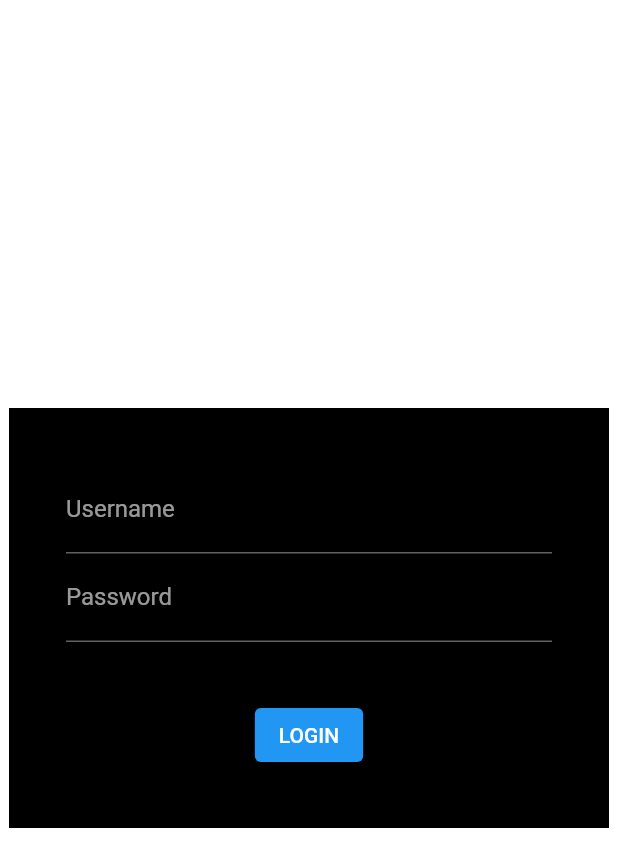
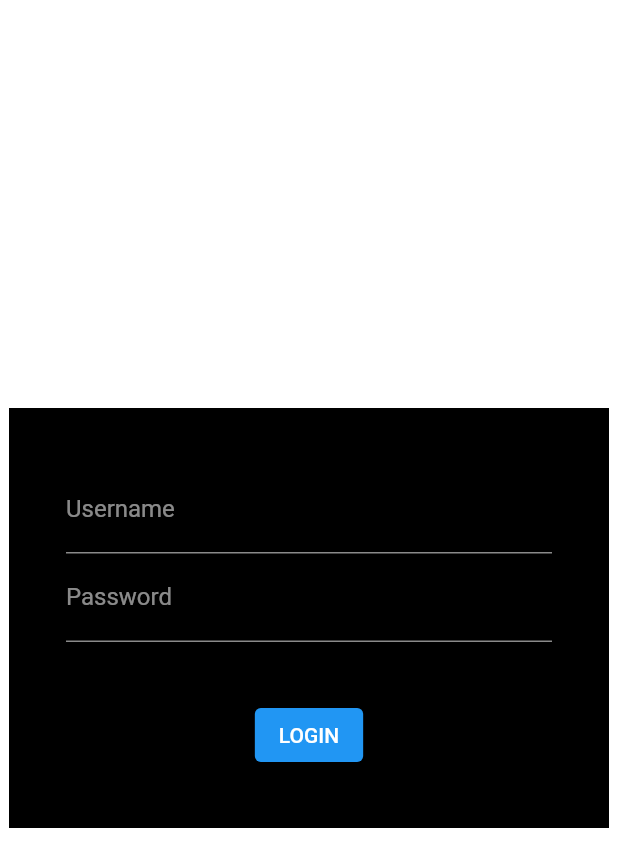
Before and after one commit to RoboExchange/roboexchange_ui, a Flutter app: the LoginPage screen opened by its route, on a phone screen of 412 x 824 dp. Shown: the top 867 px of the screen. Run offline on Flutter 3.47's test engine with Material 2 defaults, Android fonts, the phone set to English and light mode, and no system bars; our stand-ins replace flutter_secure_storage; accounts and stored records are empty; network calls fail.

Commit message:
Improvement layout and services

```diff
--- a/lib/constant.dart
+++ b/lib/constant.dart
@@ -1,3 +1 @@
-class Constant {
-  static const String serverBaseUrl = "https://roboexchange.ir";
-}
+var serverBaseUrl = "https://roboexchange.ir";
--- a/lib/main.dart
+++ b/lib/main.dart
@@ -14,7 +14,6 @@ class MyApp extends StatelessWidget {
     return MaterialApp(
       debugShowCheckedModeBanner: false,
       title: 'RoboExchange',
-      theme: ThemeData.dark(),
       initialRoute: '/',
       onGenerateRoute: RouteHandler.handle,
     );
--- a/lib/model/add_trend_line_modal.dart
+++ b/lib/model/add_trend_line_modal.dart
@@ -163,7 +163,7 @@ class _AddTrendLineModalState extends State<AddTrendLineModal> {
       showTimePicker(context: context, initialTime: currentTime);
 
   Future<void> addItem() async {
-    var url = "http://${Constant.serverBaseUrl}/api/v1/trend-line/add";
+    var url = "http://$serverBaseUrl/api/v1/trend-line/add";
 
     var data = {
       "symbol": symbolController.text,
@@ -182,7 +182,7 @@ class _AddTrendLineModalState extends State<AddTrendLineModal> {
   }
 
   Future<void> updateItem() async {
-    var url = "http://${Constant.serverBaseUrl}/api/v1/trend-line/$id";
+    var url = "$serverBaseUrl/api/v1/trend-line/$id";
     var data = {
       "symbol": symbolController.text,
       "x1": x1DateTime.toIso8601String(),
--- a/lib/pages/login_page.dart
+++ b/lib/pages/login_page.dart
@@ -1,9 +1,6 @@
-import 'dart:convert';
-
 import 'package:flutter/material.dart';
 import 'package:flutter_secure_storage/flutter_secure_storage.dart';
-import 'package:http/http.dart' as http;
-import 'package:roboexchange_ui/constant.dart';
+import 'package:roboexchange_ui/service/auth_service.dart';
 
 class LoginPage extends StatefulWidget {
   const LoginPage({Key? key}) : super(key: key);
@@ -31,17 +28,41 @@ class _LoginPageState extends State<LoginPage> {
             child: Column(
               children: [
                 TextField(
+                  style: TextStyle(color: Colors.white),
                   controller: usernameController,
-                  decoration: InputDecoration(label: Text("Username")),
-                  onEditingComplete: login,
+                  decoration: InputDecoration(
+                    label: Text("Username"),
+                    enabledBorder: UnderlineInputBorder(
+                      borderSide: BorderSide(color: Colors.white54),
+                    ),
+                    focusedBorder: UnderlineInputBorder(
+                      borderSide: BorderSide(color: Colors.white),
+                    ),
+                    labelStyle: TextStyle(color: Colors.white54),
+                    focusColor: Colors.white,
+                  ),
                 ),
                 TextField(
+                  style: TextStyle(color: Colors.white),
                   obscureText: true,
                   enableSuggestions: false,
                   autocorrect: false,
                   controller: passwordPassword,
-                  decoration: InputDecoration(label: Text("Password")),
-                  onEditingComplete: login,
+                  decoration: InputDecoration(
+                    label: Text("Password"),
+                    enabledBorder: UnderlineInputBorder(
+                      borderSide: BorderSide(color: Colors.white54),
+                    ),
+                    focusedBorder: UnderlineInputBorder(
+                      borderSide: BorderSide(color: Colors.white),
+                    ),
+                    labelStyle: TextStyle(color: Colors.white54),
+                    focusColor: Colors.white,
+                  ),
+                  textInputAction: TextInputAction.go,
+                  onSubmitted: (value) {
+                    login();
+                  },
                 ),
                 Spacer(),
                 ElevatedButton(
@@ -64,26 +85,15 @@ class _LoginPageState extends State<LoginPage> {
             child: CircularProgressIndicator(),
           );
         });
-    const url = "${Constant.serverBaseUrl}/api/v1/auth/login";
-    final uri = Uri.parse(url);
+
     final username = usernameController.text;
     final password = passwordPassword.text;
-    final credentials = '$username:$password';
+    var success = await AuthService.login(username, password);
 
-    var encoded = base64.encode(utf8.encode(credentials));
-
-    var headers = {'Authorization': 'Basic $encoded'};
-
-    var response = await http.get(uri, headers: headers);
-
-    if (response.statusCode == 200) {
-      var responseHeaders = response.headers;
-      var token = responseHeaders['authorization'];
-      print('Login success');
-      storage.write(key: 'token', value: token)
-          .then((value) => Navigator.of(context).pushNamed("/"));
+    if (success && context.mounted) {
+      Navigator.of(context).pushNamed("/");
+    } else if (context.mounted) {
+      Navigator.of(context).pop();
     }
-
-    if (context.mounted) Navigator.of(context).pop();
   }
 }
--- a/pubspec.yaml
+++ b/pubspec.yaml
@@ -64,6 +64,8 @@ flutter:
   # assets:
   #   - images/a_dot_burr.jpeg
   #   - images/a_dot_ham.jpeg
+  assets:
+    - images/logo.png
 
   # An image asset can refer to one or more resolution-specific "variants", see
   # https://flutter.dev/assets-and-images/#resolution-aware
```
Also changed, not shown: lib/components/appbar.dart (added, +7 -0 lines), lib/components/drawer.dart (added, +31 -0 lines), lib/pages/trend_line_list_page.dart (+55 -10 lines), lib/responsive/desktop_scaffold.dart (added, +28 -0 lines), lib/responsive/mobile_scaffold.dart (added, +23 -0 lines), lib/responsive/responsive_layout.dart (added, +31 -0 lines), lib/responsive/tablet_scaffold.dart (added, +23 -0 lines), lib/service/auth_service.dart (added, +27 -0 lines), images/logo.png (added).
